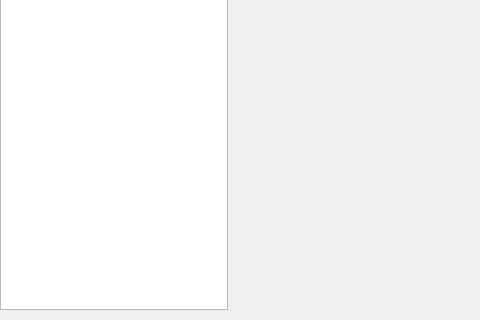
First picture: the form in ui/mainwindow.ui, repository KAI-SHUNG/qt-project-appointment-system, before the edit; both pictures show x 0 to 480 and y 360 to 680 of the 1080 by 680 pixel window.
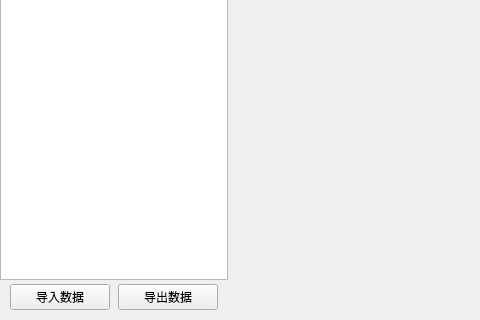
Second picture: the form after the edit.

Commit message: feat: add data import export and appointment validation

Diff of the .ui file:
```diff
--- a/ui/mainwindow.ui
+++ b/ui/mainwindow.ui
@@ -93,6 +93,33 @@
                                             </property>
                                         </widget>
                                     </item>
+                                    <item>
+                                        <layout class="QHBoxLayout" name="dataActionsLayout">
+                                            <property name="spacing">
+                                                <number>8</number>
+                                            </property>
+                                            <property name="leftMargin">
+                                                <number>10</number>
+                                            </property>
+                                            <property name="rightMargin">
+                                                <number>10</number>
+                                            </property>
+                                            <item>
+                                                <widget class="QPushButton" name="btnImportData">
+                                                    <property name="text">
+                                                        <string>导入数据</string>
+                                                    </property>
+                                                </widget>
+                                            </item>
+                                            <item>
+                                                <widget class="QPushButton" name="btnExportData">
+                                                    <property name="text">
+                                                        <string>导出数据</string>
+                                                    </property>
+                                                </widget>
+                                            </item>
+                                        </layout>
+                                    </item>
                                 </layout>
                             </widget>
                         </item>
```
The commit also changes 12 other files.
